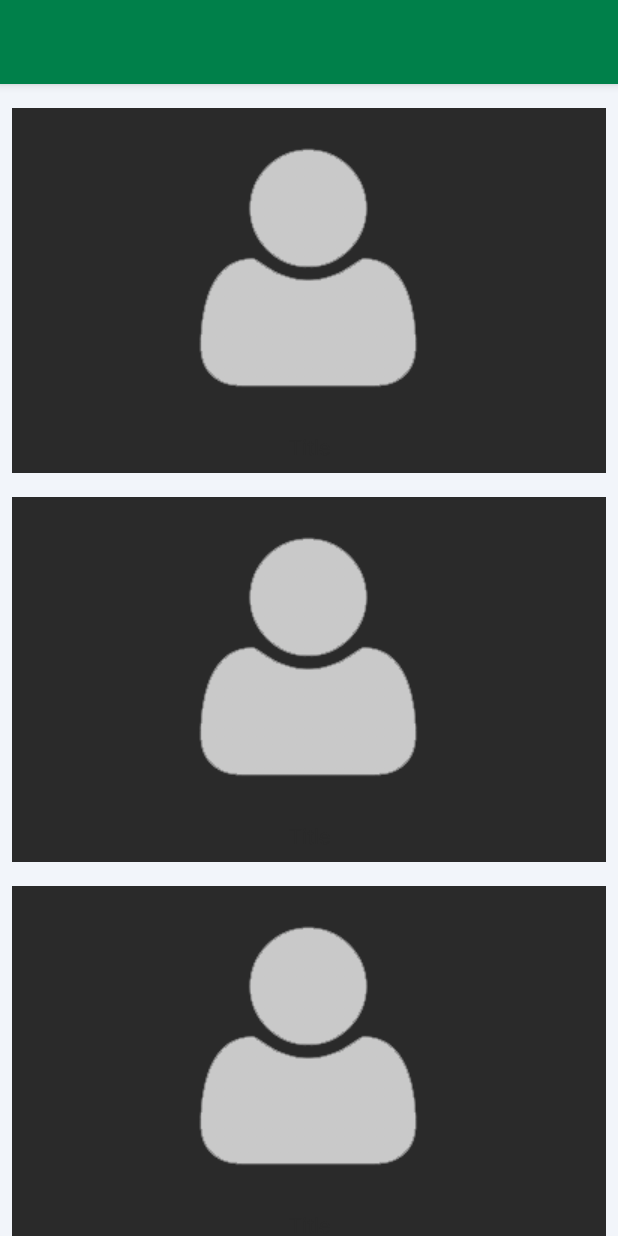
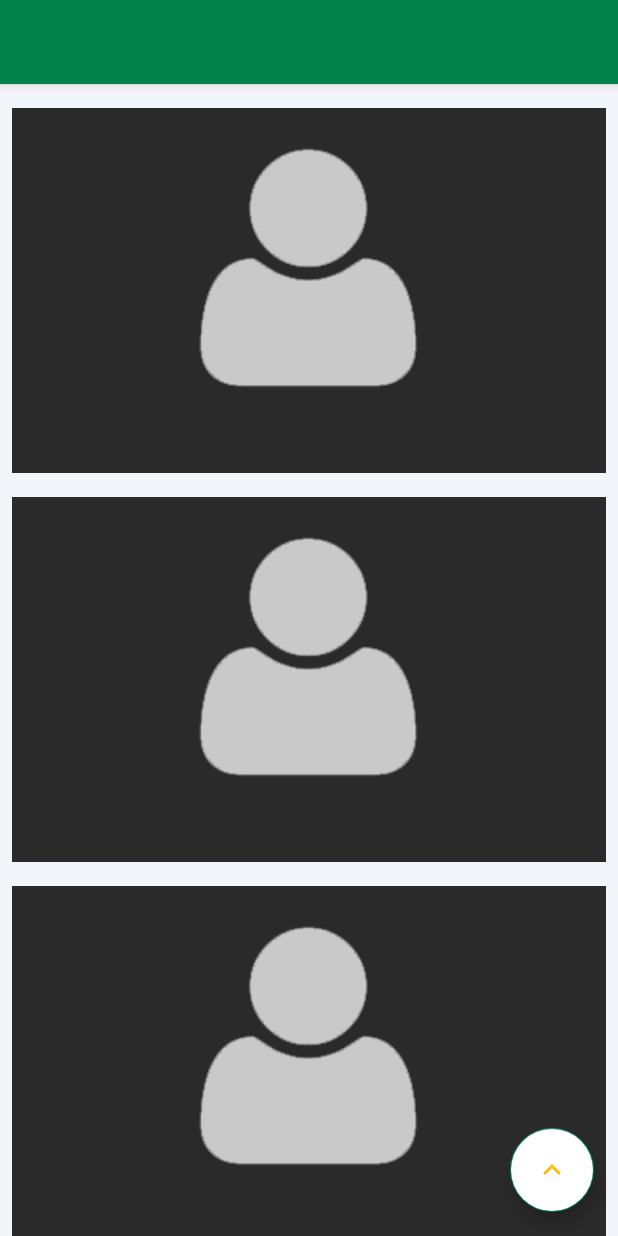
Before and after one commit to sazibislam/pin_board, an Android app: the layout activity_pinboard.xml on its own in the app's theme, with its tools: preview values and no code run, on a phone screen of 412 x 824 dp. Run offline under Robolectric (Android 15) with nearby library versions, the phone set to English and light mode, and no system bars.

Commit message:
working on service fab added

```diff
--- a/app/src/main/java/com/sazib/pinboard/ui/pinboard/view/PinboardActivity.kt
+++ b/app/src/main/java/com/sazib/pinboard/ui/pinboard/view/PinboardActivity.kt
@@ -3,7 +3,9 @@ package com.sazib.pinboard.ui.pinboard.view
 import android.content.Context
 import android.content.Intent
 import android.os.Bundle
+import android.view.View
 import android.view.WindowManager.LayoutParams.FLAG_FULLSCREEN
+import androidx.core.widget.NestedScrollView
 import androidx.recyclerview.widget.DefaultItemAnimator
 import androidx.recyclerview.widget.GridLayoutManager
 import com.sazib.pinboard.R
@@ -12,7 +14,9 @@ import com.sazib.pinboard.ui.pinboard.interactor.PinboardMVPInteractor
 import com.sazib.pinboard.ui.pinboard.presenter.PinboardMVPPresenter
 import com.sazib.pinboard.ui.pinboard.view.adapter.PinboardAdapter
 import com.sazib.pinboard.ui.pinboard.view.model.DataModel
+import kotlinx.android.synthetic.main.activity_pinboard.faBtn
 import kotlinx.android.synthetic.main.activity_pinboard.listPinboard
+import kotlinx.android.synthetic.main.activity_pinboard.nestedScrollView
 import kotlinx.android.synthetic.main.activity_pinboard.toolbarPinboard
 import javax.inject.Inject
 
@@ -50,6 +54,16 @@ class PinboardActivity : DaggerActivity(), PinboardMVPView, PinboardAdapter.Call
     }
     //listPinboard.setHasFixedSize(true)
 
+    nestedScrollView.setOnScrollChangeListener { _: NestedScrollView?, _: Int, scrollY: Int, _: Int, _: Int ->
+      if (scrollY > 0) {
+        faBtn.visibility = View.VISIBLE
+        faBtn.show()
+      } else {
+        faBtn.visibility = View.INVISIBLE
+        faBtn.hide()
+      }
+    }
+
   }
 
   override fun onDestroy() {
--- /dev/null
+++ b/app/src/main/res/drawable/ic_arrow_up.xml
@@ -0,0 +1,11 @@
+<vector xmlns:android="http://schemas.android.com/apk/res/android"
+    android:autoMirrored="true"
+    android:height="24dp"
+    android:tint="#FFFFFF"
+    android:viewportHeight="24.0"
+    android:viewportWidth="24.0"
+    android:width="24dp">
+  <path
+      android:fillColor="#FF000000"
+      android:pathData="M7.41,15.41L12,10.83l4.59,4.58L18,14l-6,-6 -6,6z"/>
+</vector>
--- a/app/src/main/res/layout/activity_pinboard.xml
+++ b/app/src/main/res/layout/activity_pinboard.xml
@@ -1,9 +1,9 @@
 <?xml version="1.0" encoding="utf-8"?>
 <androidx.constraintlayout.widget.ConstraintLayout xmlns:android="http://schemas.android.com/apk/res/android"
+    xmlns:app="http://schemas.android.com/apk/res-auto"
+    xmlns:tools="http://schemas.android.com/tools"
     android:layout_width="match_parent"
     android:layout_height="match_parent"
-    xmlns:app="http://schemas.android.com/apk/res-auto"
-    xmlns:tools="http://schemas.android.com/tools"
     android:orientation="vertical"
     >
 
@@ -27,18 +27,56 @@
 
   </com.google.android.material.appbar.AppBarLayout>
 
-  <androidx.recyclerview.widget.RecyclerView
-      android:id="@+id/listPinboard"
+  <androidx.core.widget.NestedScrollView
+      android:id="@+id/nestedScrollView"
       android:layout_width="match_parent"
       android:layout_height="0dp"
       app:layout_constraintBottom_toBottomOf="parent"
       app:layout_constraintEnd_toEndOf="parent"
       app:layout_constraintStart_toStartOf="parent"
       app:layout_constraintTop_toBottomOf="@+id/app_bar"
-      tools:itemCount="9"
-      tools:layoutManager="androidx.recyclerview.widget.GridLayoutManager"
-      tools:listitem="@layout/list_item_pinboard"
-      tools:spanCount="3"
+      >
+
+    <androidx.constraintlayout.widget.ConstraintLayout
+        android:layout_width="match_parent"
+        android:layout_height="match_parent"
+        >
+
+      <androidx.recyclerview.widget.RecyclerView
+          android:id="@+id/listPinboard"
+          android:layout_width="match_parent"
+          android:layout_height="wrap_content"
+          app:layout_constraintBottom_toBottomOf="parent"
+          app:layout_constraintEnd_toEndOf="parent"
+          app:layout_constraintStart_toStartOf="parent"
+          app:layout_constraintTop_toTopOf="parent"
+          tools:itemCount="9"
+          tools:layoutManager="androidx.recyclerview.widget.GridLayoutManager"
+          tools:listitem="@layout/list_item_pinboard"
+          tools:spanCount="2"
+          />
+
+    </androidx.constraintlayout.widget.ConstraintLayout>
+
+  </androidx.core.widget.NestedScrollView>
+
+  <com.google.android.material.floatingactionbutton.FloatingActionButton
+      android:id="@+id/faBtn"
+      android:layout_width="wrap_content"
+      android:layout_height="wrap_content"
+      android:layout_gravity="bottom"
+      android:layout_marginBottom="16dp"
+      android:layout_marginEnd="16dp"
+      android:backgroundTint="@color/white"
+      android:visibility="invisible"
+      app:layout_anchor="@id/nestedScrollView"
+      app:layout_anchorGravity="bottom|right|end"
+      app:layout_constraintBottom_toBottomOf="parent"
+      app:layout_constraintEnd_toEndOf="parent"
+      app:backgroundTint="@color/colorPrimary"
+      app:srcCompat="@drawable/ic_arrow_up"
+      app:tint="@color/colorAccent"
+      tools:visibility="visible"
       />
 
 </androidx.constraintlayout.widget.ConstraintLayout>
--- a/app/src/main/res/values/dimens.xml
+++ b/app/src/main/res/values/dimens.xml
@@ -2,8 +2,9 @@
   <dimen name="card_corner">5dp</dimen>
   <dimen name="card_stroke">1dp</dimen>
 
-
-  <!--practpdr-->
+  <dimen name="fab_margin">16dp</dimen>
+  <dimen name="fab_bottom">16dp</dimen>
+  <!--  &lt;!&ndash;practpdr&ndash;&gt;
     <dimen name="abc_action_bar_content_inset_material">16.0dip</dimen>
     <dimen name="abc_action_bar_content_inset_with_nav">72.0dip</dimen>
     <dimen name="abc_action_bar_default_height_material">56.0dip</dimen>
@@ -229,5 +230,5 @@
     <dimen name="tooltip_precise_anchor_threshold">96.0dip</dimen>
     <dimen name="tooltip_vertical_padding">6.5dip</dimen>
     <dimen name="tooltip_y_offset_non_touch">0.0dip</dimen>
-  <dimen name="tooltip_y_offset_touch">16.0dip</dimen>
+    <dimen name="tooltip_y_offset_touch">16.0dip</dimen>-->
 </resources>
```
Lines whose indentation alone changed are shown as unchanged.
